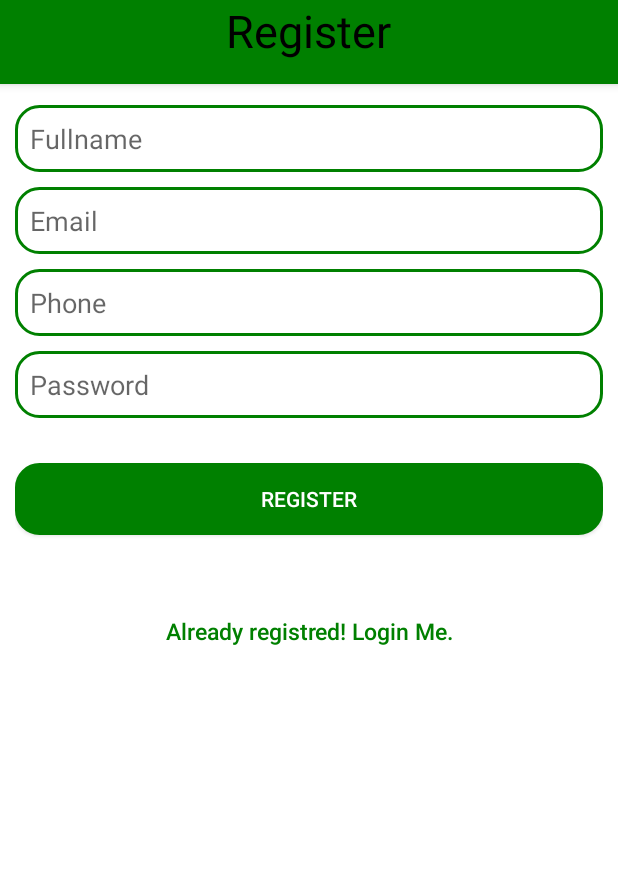
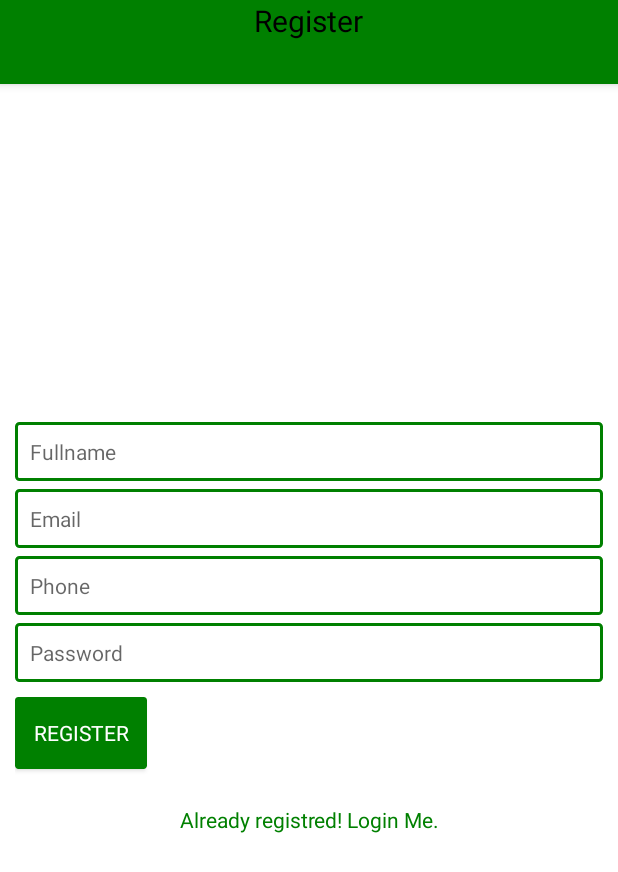
Before and after one commit to musicophile/Filymart-Android-App, an Android app: the RegisterActivity screen opened directly, with no data from a screen before it, on a phone screen of 412 x 824 dp. Shown: the top 872 px of the screen. Run offline under Robolectric (Android 15) with nearby library versions, the phone set to English and light mode, and no system bars; our stand-ins replace Volley.

Commit message:
UI Update

```diff
--- a/app/src/main/java/com/example/filymart/MainActivity.java
+++ b/app/src/main/java/com/example/filymart/MainActivity.java
@@ -1,6 +1,7 @@
 package com.example.filymart;
 
 import android.os.Build;
+import android.support.constraint.ConstraintLayout;
 import android.support.v4.view.ViewPager;
 import android.support.v7.app.AppCompatActivity;
 import android.os.Bundle;
@@ -19,7 +20,7 @@ import com.example.filymart.activity.HomeActivity;
 public class MainActivity extends AppCompatActivity {
 
     private ViewPager mSlideViewPager;
-    private LinearLayout mDotLayout;
+    private ConstraintLayout mDotLayout;
 
     private TextView[] mDots;
     private Button mNextBtn;
--- a/app/src/main/java/com/example/filymart/SliderAdapter.java
+++ b/app/src/main/java/com/example/filymart/SliderAdapter.java
@@ -2,6 +2,7 @@ package com.example.filymart;
 
 import android.content.Context;
 import android.support.annotation.NonNull;
+import android.support.constraint.ConstraintLayout;
 import android.support.v4.view.PagerAdapter;
 import android.view.LayoutInflater;
 import android.view.View;
@@ -48,7 +49,7 @@ public class SliderAdapter extends PagerAdapter {
 
     @Override
     public boolean isViewFromObject(@NonNull View view, @NonNull Object o) {
-        return view == (RelativeLayout) o;
+        return view == (ConstraintLayout) o;
     }
 
     @NonNull
@@ -73,6 +74,6 @@ public class SliderAdapter extends PagerAdapter {
 
     @Override
     public void destroyItem(@NonNull ViewGroup container, int position, @NonNull Object object) {
-        container.removeView((RelativeLayout)object);
+        container.removeView((ConstraintLayout)object);
     }
 }
--- a/app/src/main/res/drawable/button_layout.xml
+++ b/app/src/main/res/drawable/button_layout.xml
@@ -4,8 +4,8 @@
     <solid android:color="@color/colorPrimary"/>
     <stroke android:width="2dp" android:color="@color/colorPrimary" />
     <corners
-        android:bottomRightRadius="15dp"
-        android:bottomLeftRadius="15dp"
-        android:topLeftRadius="15dp"
-        android:topRightRadius="15dp"/>
+        android:bottomRightRadius="1dp"
+        android:bottomLeftRadius="1dp"
+        android:topLeftRadius="1dp"
+        android:topRightRadius="1dp"/>
 </shape>
--- a/app/src/main/res/drawable/rounded_edittext_focused.xml
+++ b/app/src/main/res/drawable/rounded_edittext_focused.xml
@@ -5,8 +5,8 @@
     <solid android:color="#FFFFFF"/>
     <stroke android:width="2dp" android:color="@color/colorPrimary" />
     <corners
-        android:bottomRightRadius="15dp"
-        android:bottomLeftRadius="15dp"
-        android:topLeftRadius="15dp"
-        android:topRightRadius="15dp"/>
+        android:bottomRightRadius="2dp"
+        android:bottomLeftRadius="2dp"
+        android:topLeftRadius="2dp"
+        android:topRightRadius="2dp"/>
 </shape>
--- a/app/src/main/res/drawable/rounded_focused.xml
+++ b/app/src/main/res/drawable/rounded_focused.xml
@@ -4,8 +4,8 @@
     <solid android:color="#FFFFFF"/>
     <stroke android:width="2dp" android:color="@color/colorPrimary" />
     <corners
-        android:bottomRightRadius="15dp"
-        android:bottomLeftRadius="15dp"
-        android:topLeftRadius="15dp"
-        android:topRightRadius="15dp"/>
+        android:bottomRightRadius="2dp"
+        android:bottomLeftRadius="2dp"
+        android:topLeftRadius="2dp"
+        android:topRightRadius="2dp"/>
 </shape>
--- a/app/src/main/res/layout/activity_register.xml
+++ b/app/src/main/res/layout/activity_register.xml
@@ -1,8 +1,9 @@
 <?xml version="1.0" encoding="utf-8"?>
-<RelativeLayout xmlns:android="http://schemas.android.com/apk/res/android"
+<android.support.constraint.ConstraintLayout xmlns:android="http://schemas.android.com/apk/res/android"
     android:layout_width="match_parent"
     android:layout_height="match_parent"
     xmlns:tools="http://schemas.android.com/tools"
+    xmlns:app="http://schemas.android.com/apk/res-auto"
     android:background="@color/background"
     tools:context=".RegisterActivity"
 
@@ -12,114 +13,116 @@
         android:id="@+id/bar"
         android:layout_width="match_parent"
         android:layout_marginBottom="4dp"
-        android:layout_height="?actionBarSize">
+        android:layout_height="?actionBarSize"
+        app:layout_constraintTop_toTopOf="parent"
+        app:layout_constraintStart_toStartOf="parent"
+        app:layout_constraintEnd_toEndOf="parent">
 
         <TextView
             android:layout_width="wrap_content"
             android:layout_height="wrap_content"
             android:text="Register"
-            android:textSize="30dp"
+            android:textSize="20dp"
+            android:textAppearance="?android:textAppearanceSmall"
             android:textColor="@color/input_register_bg"
             android:layout_gravity="center"
-            android:gravity="center"/>
+           />
     </android.support.design.widget.AppBarLayout>
+    <android.support.constraint.ConstraintLayout
+        android:layout_width="match_parent"
+        android:layout_height="match_parent"
+        android:padding="@dimen/tendp"
+        >
 
-    <ScrollView
-        android:layout_below="@id/bar"
-        android:layout_width="match_parent"
-        android:layout_height="wrap_content"
-        >
-        <LinearLayout
-            android:layout_width="match_parent"
-            android:layout_height="wrap_content"
-            android:orientation="vertical">
-
-
-
-
-
-    <LinearLayout
-        android:layout_width="match_parent"
-        android:layout_height="wrap_content"
-        android:layout_gravity="center"
-        android:orientation="vertical"
-        android:gravity="center"
-        android:paddingLeft="20dp"
-        android:paddingRight="20dp"
-        android:padding="10dp">
 
         <EditText
             android:id="@+id/name"
             android:layout_width="fill_parent"
             android:layout_height="wrap_content"
-            android:layout_marginBottom="10dp"
             android:background="@drawable/rounded_edittext_states"
             android:hint="@string/hint_name"
             android:padding="10dp"
             android:singleLine="true"
+            android:textAppearance="?android:textAppearanceSmall"
             android:inputType="textCapWords"
+            app:layout_constraintStart_toStartOf="parent"
+            app:layout_constraintBottom_toBottomOf="parent"
+            app:layout_constraintTop_toTopOf="parent"
+            app:layout_constraintVertical_bias="0.355"
+            tools:layout_editor_absoluteX="0dp"
           />
 
         <EditText
             android:id="@+id/email"
             android:layout_width="fill_parent"
             android:layout_height="wrap_content"
-            android:layout_marginBottom="10dp"
+            android:layout_marginTop="5dp"
             android:hint="@string/hint_email"
             android:inputType="textEmailAddress"
             android:padding="10dp"
             android:singleLine="true"
-            android:background="@drawable/rounded_edittext_states"/>
+            android:textAppearance="?android:textAppearanceSmall"
+            android:background="@drawable/rounded_edittext_states"
+            app:layout_constraintTop_toBottomOf="@id/name"
+            app:layout_constraintStart_toStartOf="@id/name"/>
 
         <EditText
             android:id="@+id/phone"
             android:layout_width="fill_parent"
             android:layout_height="wrap_content"
-            android:layout_marginBottom="10dp"
+            android:layout_marginTop="5dp"
             android:background="@drawable/rounded_edittext_states"
             android:hint="Phone"
             android:inputType="textEmailAddress"
+            android:textAppearance="?android:textAppearanceSmall"
             android:padding="10dp"
             android:singleLine="true"
+            app:layout_constraintTop_toBottomOf="@id/email"
+            app:layout_constraintStart_toStartOf="@id/name"
             />
 
         <EditText
             android:id="@+id/password"
             android:layout_width="fill_parent"
             android:layout_height="wrap_content"
-            android:layout_marginBottom="10dp"
+            android:layout_marginTop="5dp"
             android:background="@drawable/rounded_edittext_states"
             android:hint="@string/hint_password"
             android:inputType="textPassword"
             android:padding="10dp"
-            android:singleLine="true" />
+            android:singleLine="true"
+            android:textAppearance="?android:textAppearanceSmall"
+            app:layout_constraintTop_toBottomOf="@id/phone"
+            app:layout_constraintStart_toStartOf="@id/name"/>
 
         <!-- Login Button -->
 
         <Button
             android:id="@+id/btnRegister"
-            android:layout_width="fill_parent"
+            android:layout_width="wrap_content"
             android:layout_height="wrap_content"
-            android:layout_marginTop="20dip"
+            android:layout_marginTop="10dp"
             android:background="@drawable/button"
             android:text="@string/btn_register"
-            android:textColor="@color/colorWhite" />
+            android:textAppearance="?android:textAppearanceSmall"
+            android:textColor="@color/colorWhite"
+            app:layout_constraintTop_toBottomOf="@id/password"
+            app:layout_constraintStart_toStartOf="@id/name"/>
 
         <!-- Link to Login Screen -->
 
         <Button
             android:id="@+id/btnLinkToLoginScreen"
-            android:layout_width="fill_parent"
+            android:layout_width="match_parent"
             android:layout_height="wrap_content"
-            android:layout_marginTop="40dip"
+            android:layout_marginTop="10dp"
             android:background="@null"
             android:text="@string/btn_link_to_login"
             android:textAllCaps="false"
             android:textColor="@color/colorPrimary"
-            android:textSize="15dp" />
-    </LinearLayout>
-        </LinearLayout>
+            android:textAppearance="?android:textAppearanceSmall"
+            app:layout_constraintTop_toBottomOf="@id/btnRegister"
+            app:layout_constraintStart_toEndOf="@id/btnRegister"/>
+    </android.support.constraint.ConstraintLayout>
 
-    </ScrollView>
-
-</RelativeLayout>
+</android.support.constraint.ConstraintLayout>
```
Also changed, not shown: app/src/main/java/com/example/filymart/ForgotPasswordActivity.java (+0 -22 lines), app/src/main/res/layout/activity_forgot_password.xml (+33 -43 lines), app/src/main/res/layout/activity_main.xml (+28 -18 lines), app/src/main/res/layout/slide_layout.xml (+21 -12 lines).
